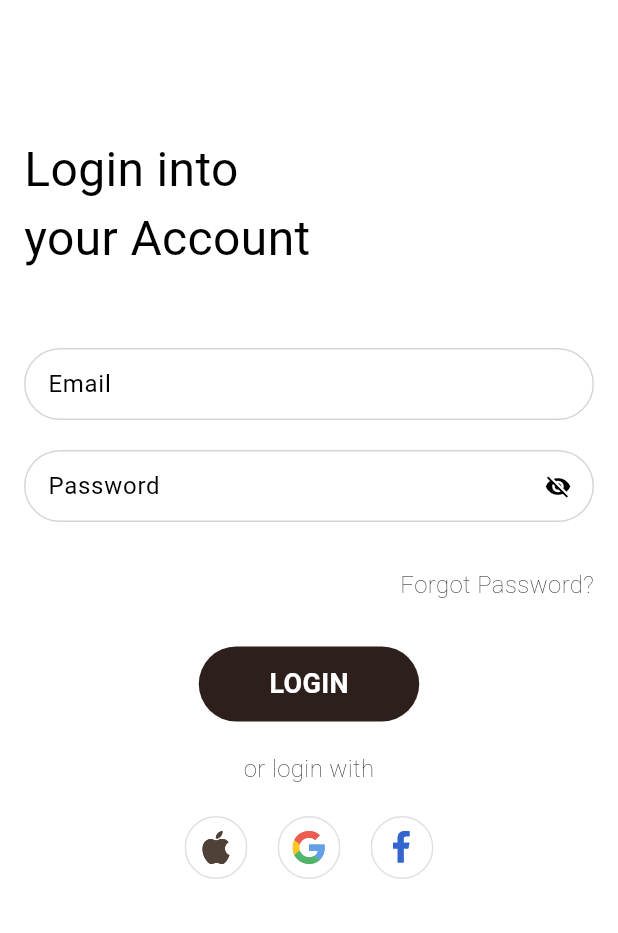
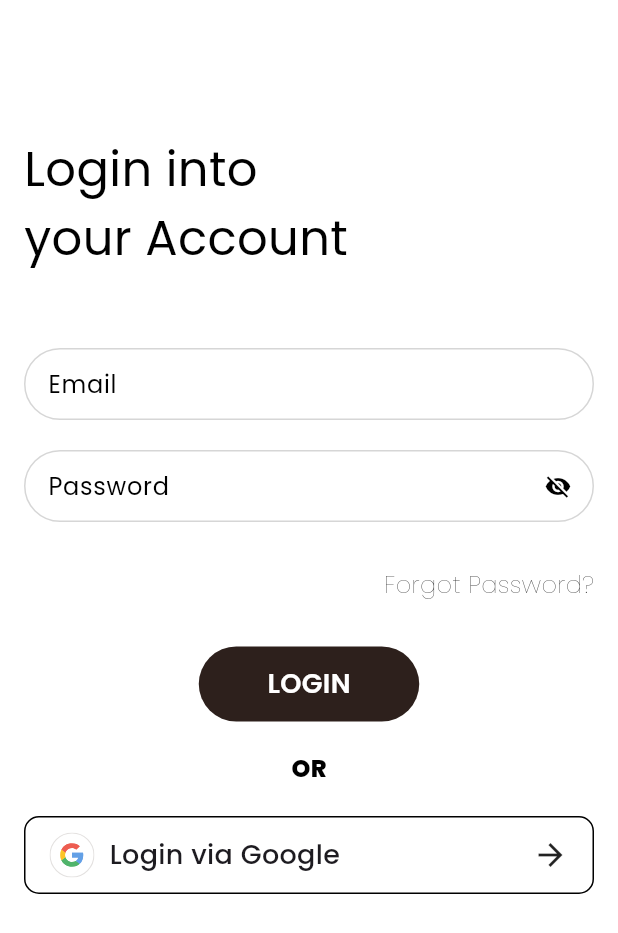
Before and after one commit to zeeshanahmedAfzal/new_looks, a Flutter app: the screen it shows after launch, after a tap on "Login", on a phone screen of 412 x 824 dp. Shown: the top 933 px of the screen. Run offline on Flutter 3.47's test engine with Material 3 defaults, Android fonts, the phone set to English and light mode, and no system bars; our stand-ins replace cloud_firestore, device_preview, firebase_auth, firebase_core, flutter_colorpicker, flutter_otp_text_field and 6 more; missing offline and left inert: cloudinary_sdk, scroll_page_view; accounts and stored records are empty; generated files the repository leaves out were written again; network calls fail; project files that could hold a hidden picture were left out.

Commit message:
added fonts

```diff
--- a/lib/main.dart
+++ b/lib/main.dart
@@ -1,4 +1,6 @@
+import 'package:device_preview/device_preview.dart';
 import 'package:firebase_core/firebase_core.dart';
+import 'package:flutter/foundation.dart';
 import 'package:flutter/material.dart';
 import 'package:get/get.dart';
 import 'package:new_looks/isar_services/services.dart';
@@ -12,7 +14,14 @@ import 'screens/start_screens/start_screen_2.dart';
 void main() async {
   WidgetsFlutterBinding.ensureInitialized();
   await Firebase.initializeApp();
-  runApp(const MyApp());
+  // runApp(const MyApp());
+  runApp(
+    DevicePreview(
+        enabled: !kReleaseMode,
+        builder: (BuildContext context) {
+          return MyApp();
+        }),
+  );
 }
 
 class MyApp extends StatelessWidget {
@@ -26,6 +35,7 @@ class MyApp extends StatelessWidget {
       theme: ThemeData(
         colorScheme: ColorScheme.fromSeed(seedColor: Colors.deepPurple),
         useMaterial3: true,
+        fontFamily: "Poppins"
       ),
       home: SplashScreen(),
     );
--- a/lib/profile/profile_screen.dart
+++ b/lib/profile/profile_screen.dart
@@ -85,7 +85,7 @@ class ProfileScreen extends StatelessWidget {
                       onTap: () async {
                         var pref = await SharedPreferences.getInstance();
                         await pref.clear();
-                        Get.offAll(RegistrationScreen());
+                        Get.offAll(() => RegistrationScreen());
                       },
                     ),
                   ],
--- a/lib/screens/login/login_scrren.dart
+++ b/lib/screens/login/login_scrren.dart
@@ -107,32 +107,61 @@ class LoginScreen extends StatelessWidget {
                 padding: const EdgeInsets.only(top: 20),
                 child: Center(
                   child: Text(
-                    "or login with",
+                    "OR",
                     style: TextStyle(
                       color: CustomColor.black,
-                      fontWeight: FontWeight.w200,
+                      fontWeight: FontWeight.w800,
                       fontSize: 16,
                     ),
                   ),
                 ),
               ),
-              Padding(
-                padding: const EdgeInsets.only(top: 20.0),
+              SizedBox(height: 20,),
+              Container(
+                width: double.infinity,
+                padding: EdgeInsets.symmetric(horizontal: 16,vertical: 10),
+                decoration: BoxDecoration(
+                  color: Color(0xffFFFFFF),
+                  border: Border.all(),
+                  borderRadius: BorderRadius.circular(10)
+                ),
                   child: Row(
-                  mainAxisAlignment: MainAxisAlignment.center,
+                    mainAxisAlignment: MainAxisAlignment.spaceBetween,
                     children: [
-                    SvgPicture.asset(AssetUtils.AppleLogo),
-                    Padding(
-                      padding: const EdgeInsets.only(left: 20),
-                      child: SvgPicture.asset(AssetUtils.GoogleLogo),
+                      Row(
+                        children: [
+                          SvgPicture.asset(
+                              AssetUtils.GoogleLogo,
+                              height: 30,
+                              width: 30,
                           ),
-                    Padding(
-                      padding: const EdgeInsets.only(left: 20),
-                      child: SvgPicture.asset(AssetUtils.FacebookLogo),
+                          SizedBox(width: 10,),
+                          Text("Login via Google",
+                          style: TextStyle(
+                            fontSize: 18,
+                            fontWeight: FontWeight.w500
+                          ),
                           ),
                         ],
                       ),
+                      Icon(Icons.arrow_forward)
+                    ],
                   ),
+              )
+              // Padding(
+              //   padding: const EdgeInsets.only(top: 20.0),
+              //   child: Row(
+              //     mainAxisAlignment: MainAxisAlignment.center,
+              //     children: [
+              //       // SvgPicture.asset(AssetUtils.AppleLogo),
+              //
+              //       // Padding(
+              //       //   padding: const EdgeInsets.only(left: 20),
+              //       //   child: SvgPicture.asset(AssetUtils.FacebookLogo),
+              //       // ),
+              //     ],
+              //   ),
+              // ),
             ],
           ),
         ),
--- a/lib/screens/sign_up/registration_screen.dart
+++ b/lib/screens/sign_up/registration_screen.dart
@@ -194,6 +194,42 @@ class RegistrationScreen extends StatelessWidget {
                   ),
                   SizedBox(
                     height: 20,
+                  ),
+                  GestureDetector(
+                    onTap: (){
+                      print("login via google");
+                    },
+                    child: Container(
+                      width: double.infinity,
+                      padding: EdgeInsets.symmetric(horizontal: 16,vertical: 10),
+                      decoration: BoxDecoration(
+                          color: Color(0xffFFFFFF),
+                          border: Border.all(),
+                          borderRadius: BorderRadius.circular(10)
+                      ),
+                      child: Row(
+                        mainAxisAlignment: MainAxisAlignment.spaceBetween,
+                        children: [
+                          Row(
+                            children: [
+                              SvgPicture.asset(
+                                AssetUtils.GoogleLogo,
+                                height: 30,
+                                width: 30,
+                              ),
+                              SizedBox(width: 10,),
+                              Text("Login via Google",
+                                style: TextStyle(
+                                    fontSize: 18,
+                                    fontWeight: FontWeight.w500
+                                ),
+                              ),
+                            ],
+                          ),
+                          Icon(Icons.arrow_forward)
+                        ],
+                      ),
+                    ),
                   )
                 ],
               ),
--- a/lib/splash_screen/splash_screen.dart
+++ b/lib/splash_screen/splash_screen.dart
@@ -5,6 +5,8 @@ import 'package:new_looks/model/UserModel.dart';
 import 'package:new_looks/screens/DashBoard/dashborad.dart';
 import 'package:new_looks/screens/sign_up/registration_controller.dart';
 import 'package:new_looks/screens/sign_up/registration_screen.dart';
+import 'package:new_looks/screens/start_screens/start_screen.dart';
+import 'package:new_looks/screens/start_screens/start_screen.dart';
 import 'package:shared_preferences/shared_preferences.dart';
 
 import '../mainScreen.dart';
@@ -24,10 +26,10 @@ class _SplashScreenState extends State<SplashScreen> {
     print("userModel $userModel");
     if(userModel.email.isNotEmpty){
       Get.offAll(() => MainScreen());
-    }else if(UserModel == null){
-      Get.offAll(() => RegistrationScreen());
+    }else if(userModel == null){
+      Get.offAll(() => StartScreen());
     }else{
-      Get.offAll(() => RegistrationScreen());
+      Get.offAll(() => StartScreen());
     }
   }
 
```
Also changed, not shown: pubspec.yaml (+24 -0 lines), pubspec.lock, resources/fonts/CustomTabIcon.ttf (added), resources/fonts/Poppins-Black.ttf (added), resources/fonts/Poppins-Bold.ttf (added), resources/fonts/Poppins-ExtraBold.ttf (added), resources/fonts/Poppins-ExtraLight.ttf (added), resources/fonts/Poppins-Light.ttf (added), resources/fonts/Poppins-Medium.ttf (added), resources/fonts/Poppins-Regular.ttf (added), resources/fonts/Poppins-SemiBold.ttf (added), resources/fonts/Poppins-Thin.ttf (added), 2 other files. Lines whose indentation alone changed are shown as unchanged.
